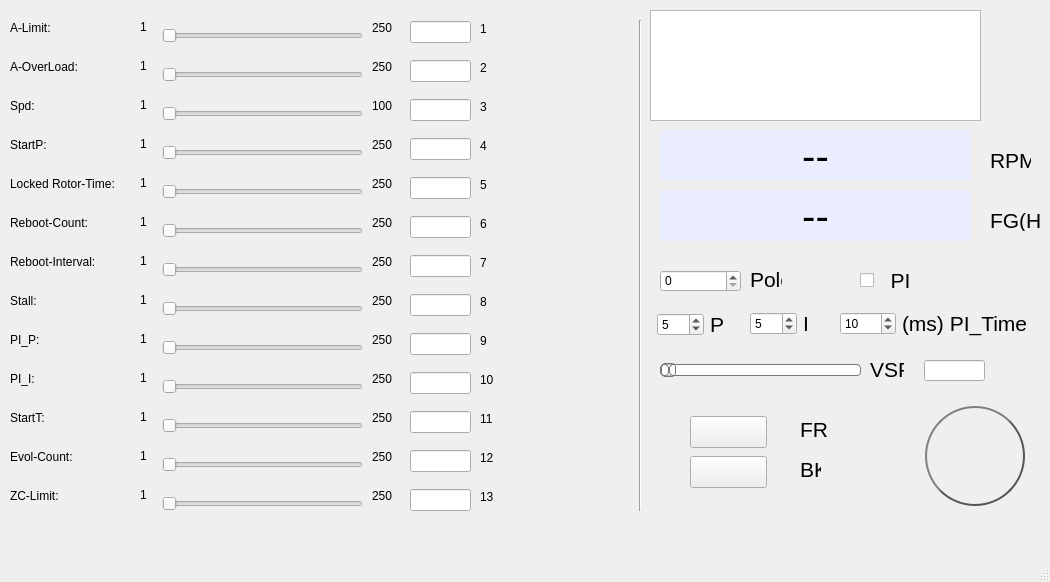
Above: mainwindow.ui from simon734/toy_CK_BLDC before the change. Below: the same form after it.
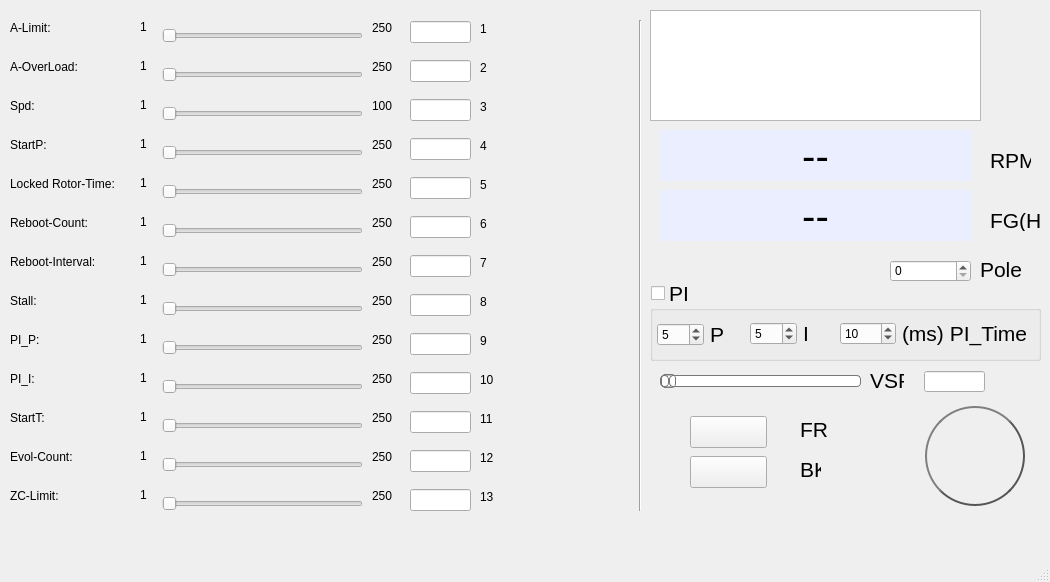
That is the form after the change.

Diff of the .ui file:
```diff
--- a/mainwindow.ui
+++ b/mainwindow.ui
@@ -760,7 +760,7 @@
     <property name="geometry">
      <rect>
       <x>870</x>
-      <y>360</y>
+      <y>371</y>
       <width>34</width>
       <height>19</height>
      </rect>
@@ -778,7 +778,7 @@
     <property name="geometry">
      <rect>
       <x>924</x>
-      <y>360</y>
+      <y>371</y>
       <width>61</width>
       <height>21</height>
      </rect>
@@ -994,7 +994,7 @@
     <property name="geometry">
      <rect>
       <x>660</x>
-      <y>359</y>
+      <y>370</y>
       <width>201</width>
       <height>22</height>
      </rect>
@@ -1064,8 +1064,8 @@
    <widget class="QSpinBox" name="sb_pole">
     <property name="geometry">
      <rect>
-      <x>660</x>
-      <y>270</y>
+      <x>890</x>
+      <y>260</y>
       <width>81</width>
       <height>22</height>
      </rect>
@@ -1074,9 +1074,9 @@
    <widget class="QLabel" name="label_59">
     <property name="geometry">
      <rect>
-      <x>750</x>
-      <y>270</y>
-      <width>32</width>
+      <x>980</x>
+      <y>260</y>
+      <width>51</width>
       <height>19</height>
      </rect>
     </property>
@@ -1437,35 +1437,11 @@
      <string>FG(Hz)</string>
     </property>
    </widget>
-   <widget class="QCheckBox" name="cb_pi">
-    <property name="geometry">
-     <rect>
-      <x>860</x>
-      <y>270</y>
-      <width>51</width>
-      <height>21</height>
-     </rect>
-    </property>
-    <property name="font">
-     <font>
-      <pointsize>16</pointsize>
-     </font>
-    </property>
-    <property name="text">
-     <string>  PI</string>
-    </property>
-    <property name="iconSize">
-     <size>
-      <width>32</width>
-      <height>32</height>
-     </size>
-    </property>
-   </widget>
    <widget class="QWidget" name="layoutWidget_2">
     <property name="geometry">
      <rect>
       <x>750</x>
-      <y>310</y>
+      <y>320</y>
       <width>71</width>
       <height>27</height>
      </rect>
@@ -1499,7 +1475,7 @@
     <property name="geometry">
      <rect>
       <x>840</x>
-      <y>310</y>
+      <y>320</y>
       <width>188</width>
       <height>27</height>
      </rect>
@@ -1536,7 +1512,7 @@
     <property name="geometry">
      <rect>
       <x>657</x>
-      <y>311</y>
+      <y>321</y>
       <width>71</width>
       <height>27</height>
      </rect>
@@ -1566,6 +1542,30 @@
      </item>
     </layout>
    </widget>
+   <widget class="QGroupBox" name="gb_pi">
+    <property name="geometry">
+     <rect>
+      <x>650</x>
+      <y>280</y>
+      <width>391</width>
+      <height>81</height>
+     </rect>
+    </property>
+    <property name="font">
+     <font>
+      <pointsize>16</pointsize>
+     </font>
+    </property>
+    <property name="title">
+     <string>PI</string>
+    </property>
+    <property name="checkable">
+     <bool>true</bool>
+    </property>
+    <property name="checked">
+     <bool>false</bool>
+    </property>
+   </widget>
   </widget>
   <widget class="QMenuBar" name="menubar">
    <property name="geometry">
```
Left out of the diff: 2 changed lines with no effect on the pictures.
